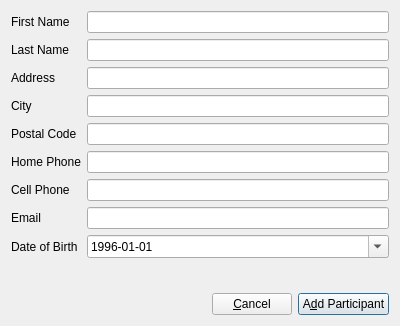
First picture: the form in Forms/ui_addSoloParticipantDialog.ui, repository diana134/afs, before the edit.
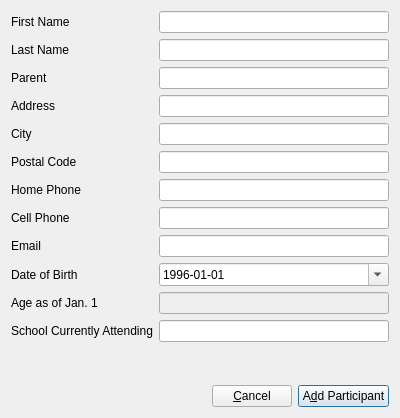
Second picture: the form after the edit.

```diff
--- a/Forms/ui_addSoloParticipantDialog.ui
+++ b/Forms/ui_addSoloParticipantDialog.ui
@@ -10,7 +10,7 @@
     <x>0</x>
     <y>0</y>
     <width>400</width>
-    <height>326</height>
+    <height>418</height>
    </rect>
   </property>
   <property name="windowTitle">
@@ -72,90 +72,90 @@
      <item row="1" column="1">
       <widget class="QLineEdit" name="lastNameLineEdit"/>
      </item>
-     <item row="2" column="0">
+     <item row="3" column="0">
       <widget class="QLabel" name="addressLabel">
        <property name="text">
         <string>Address</string>
        </property>
       </widget>
      </item>
-     <item row="2" column="1">
+     <item row="3" column="1">
       <widget class="QLineEdit" name="addressLineEdit"/>
      </item>
-     <item row="3" column="0">
+     <item row="4" column="0">
       <widget class="QLabel" name="cityLabel">
        <property name="text">
         <string>City</string>
        </property>
       </widget>
      </item>
-     <item row="3" column="1">
+     <item row="4" column="1">
       <widget class="QLineEdit" name="cityLineEdit"/>
      </item>
-     <item row="4" column="0">
+     <item row="5" column="0">
       <widget class="QLabel" name="postalCodeLabel">
        <property name="text">
         <string>Postal Code</string>
        </property>
       </widget>
      </item>
-     <item row="4" column="1">
+     <item row="5" column="1">
       <widget class="QLineEdit" name="postalCodeLineEdit">
        <property name="inputMethodHints">
         <set>Qt::ImhNone</set>
        </property>
       </widget>
      </item>
-     <item row="5" column="0">
+     <item row="6" column="0">
       <widget class="QLabel" name="homePhoneLabel">
        <property name="text">
         <string>Home Phone</string>
        </property>
       </widget>
      </item>
-     <item row="5" column="1">
+     <item row="6" column="1">
       <widget class="QLineEdit" name="homePhoneLineEdit">
        <property name="inputMethodHints">
         <set>Qt::ImhDigitsOnly</set>
        </property>
       </widget>
      </item>
-     <item row="6" column="0">
+     <item row="7" column="0">
       <widget class="QLabel" name="cellPhoneLabel">
        <property name="text">
         <string>Cell Phone</string>
        </property>
       </widget>
      </item>
-     <item row="6" column="1">
+     <item row="7" column="1">
       <widget class="QLineEdit" name="cellPhoneLineEdit">
        <property name="inputMethodHints">
         <set>Qt::ImhDigitsOnly</set>
        </property>
       </widget>
      </item>
-     <item row="7" column="0">
+     <item row="8" column="0">
       <widget class="QLabel" name="emailLabel">
        <property name="text">
         <string>Email</string>
        </property>
       </widget>
      </item>
-     <item row="7" column="1">
+     <item row="8" column="1">
       <widget class="QLineEdit" name="emailLineEdit">
        <property name="inputMethodHints">
         <set>Qt::ImhEmailCharactersOnly</set>
        </property>
       </widget>
      </item>
-     <item row="8" column="0">
+     <item row="9" column="0">
       <widget class="QLabel" name="dateOfBirthLabel">
        <property name="text">
         <string>Date of Birth</string>
        </property>
       </widget>
      </item>
-     <item row="8" column="1">
+     <item row="9" column="1">
       <widget class="QDateEdit" name="dateOfBirthDateEdit">
        <property name="autoFillBackground">
         <bool>false</bool>
@@ -182,6 +182,40 @@
        </property>
       </widget>
      </item>
+     <item row="11" column="0">
+      <widget class="QLabel" name="schoolLabel">
+       <property name="text">
+        <string>School Currently Attending</string>
+       </property>
+      </widget>
+     </item>
+     <item row="11" column="1">
+      <widget class="QLineEdit" name="schoolLineEdit"/>
+     </item>
+     <item row="10" column="0">
+      <widget class="QLabel" name="ageLabel">
+       <property name="text">
+        <string>Age as of Jan. 1 </string>
+       </property>
+      </widget>
+     </item>
+     <item row="2" column="0">
+      <widget class="QLabel" name="parentLabel">
+       <property name="text">
+        <string>Parent</string>
+       </property>
+      </widget>
+     </item>
+     <item row="2" column="1">
+      <widget class="QLineEdit" name="parentLineEdit"/>
+     </item>
+     <item row="10" column="1">
+      <widget class="QLineEdit" name="ageLineEdit">
+       <property name="enabled">
+        <bool>false</bool>
+       </property>
+      </widget>
+     </item>
     </layout>
    </item>
   </layout>
```
